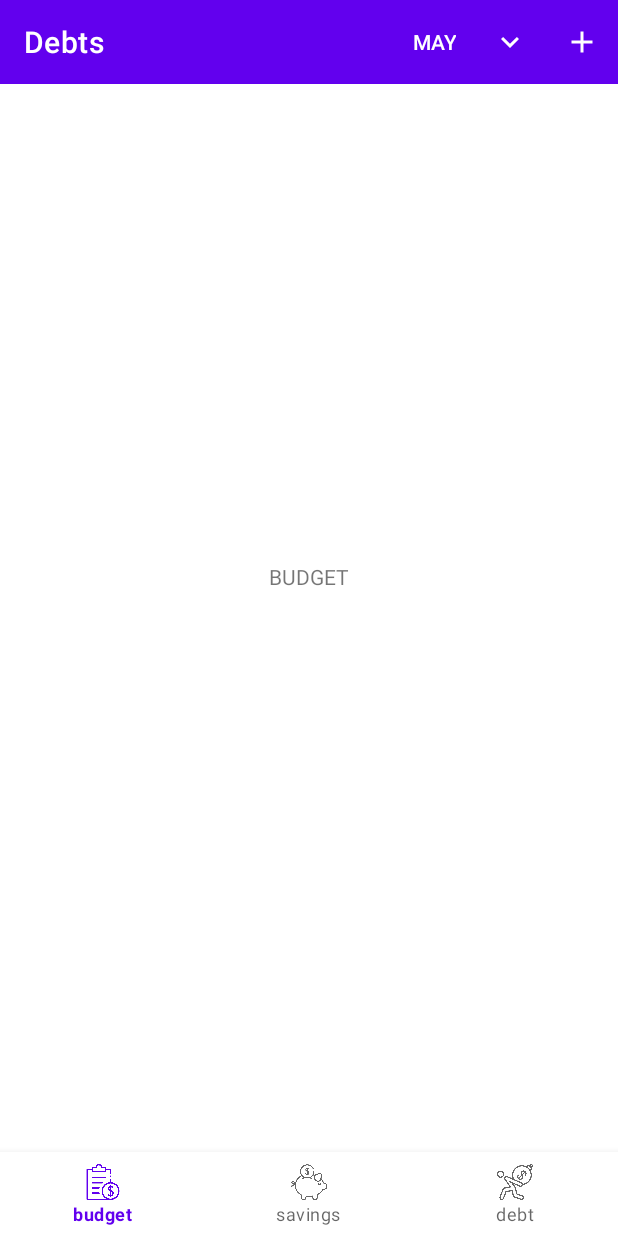
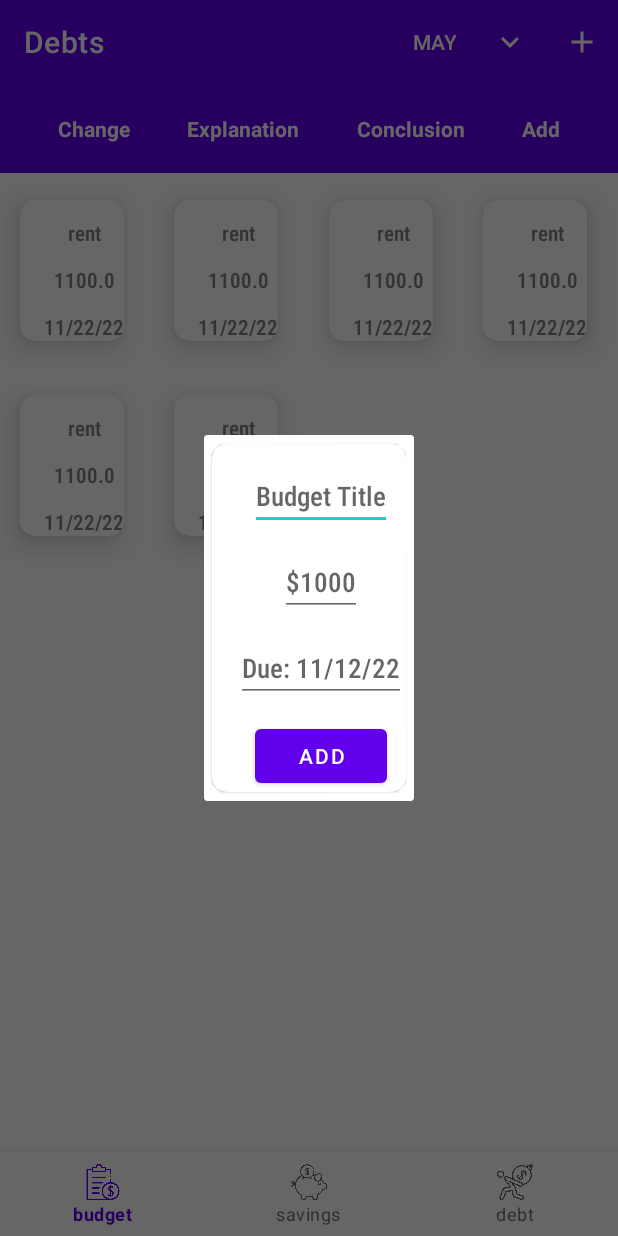
Before and after one commit to caseychr/Earmark, an Android app: the screen it shows after launch (MainActivity), after a tap on "add", on a phone screen of 412 x 824 dp. Run offline under Robolectric (Android 15) with nearby library versions, the phone set to English and light mode, and no system bars; our stand-ins replace Room's generated code; libraries missing offline, so code that uses them is left out: arrow.core, arrow.core.getOrElse, arrow.core.toOption; 1 statement that could not run was skipped; 1 other tap on this screen came first.

Commit message:
Add budget views

```diff
--- a/app/build.gradle
+++ b/app/build.gradle
@@ -49,7 +49,7 @@ dependencies {
 
     // Dagger
     implementation('com.google.dagger:dagger:2.42')
-    implementation('com.google.dagger:dagger-compiler:2.42')
+    kapt('com.google.dagger:dagger-compiler:2.42')
 
     // Livedata
     implementation 'androidx.lifecycle:lifecycle-extensions:2.2.0'
--- /dev/null
+++ b/app/src/main/java/com/casey/earmark/EarmarkApplication.kt
@@ -0,0 +1,15 @@
+package com.casey.earmark
+
+import android.app.Application
+import com.casey.earmark.di.AppComponent
+import com.casey.earmark.di.DaggerAppComponent
+
+class EarmarkApplication : Application() {
+
+    lateinit var appComponent: AppComponent
+
+    override fun onCreate() {
+        super.onCreate()
+        appComponent = DaggerAppComponent.builder().application(this).build()
+    }
+}
--- /dev/null
+++ b/app/src/main/java/com/casey/earmark/di/AppComponent.kt
@@ -0,0 +1,18 @@
+package com.casey.earmark.di
+
+import android.app.Application
+import dagger.BindsInstance
+import dagger.Component
+import javax.inject.Singleton
+
+@Singleton
+@Component()
+interface AppComponent {
+
+    @Component.Builder
+    interface Builder {
+        @BindsInstance
+        fun application(application: Application): Builder
+        fun build(): AppComponent
+    }
+}
--- /dev/null
+++ b/app/src/main/java/com/casey/earmark/model/BudgetItem.kt
@@ -0,0 +1,13 @@
+package com.casey.earmark.model
+
+import androidx.room.Entity
+import androidx.room.PrimaryKey
+
+@Entity(tableName = "budget")
+data class BudgetItem(
+    @PrimaryKey(autoGenerate = true)
+    val id: Int? = null,
+    val budgetTitle: String,
+    val amount: Double,
+    val dueDate: String
+)
--- a/app/src/main/java/com/casey/earmark/persistence/BudgetDao.kt
+++ b/app/src/main/java/com/casey/earmark/persistence/BudgetDao.kt
@@ -1,7 +1,16 @@
 package com.casey.earmark.persistence
 
 import androidx.room.Dao
+import androidx.room.Insert
+import androidx.room.Query
+import com.casey.earmark.model.BudgetItem
 
 @Dao
 interface BudgetDao {
+
+    @Query("SELECT * FROM budget")
+    fun fetchAllBudget(): List<BudgetItem>
+
+    @Insert
+    fun createBudgetItem(budgetItem: BudgetItem)
 }
--- a/app/src/main/java/com/casey/earmark/persistence/EarmarkDatabase.kt
+++ b/app/src/main/java/com/casey/earmark/persistence/EarmarkDatabase.kt
@@ -4,10 +4,11 @@ import android.content.Context
 import androidx.room.Database
 import androidx.room.Room
 import androidx.room.RoomDatabase
+import com.casey.earmark.model.BudgetItem
 import com.casey.earmark.model.DebtItem
 import com.casey.earmark.model.SavingsItem
 
-@Database(entities = [DebtItem::class, SavingsItem::class], version = 1)
+@Database(entities = [DebtItem::class, SavingsItem::class, BudgetItem::class], version = 1)
 abstract class EarmarkDatabase : RoomDatabase() {
     abstract fun debtDao(): DebtDao
     abstract fun savingsDao(): SavingsDao
@@ -19,8 +20,7 @@ abstract class EarmarkDatabase : RoomDatabase() {
         fun db(context: Context): EarmarkDatabase {
             return Room.databaseBuilder(
                 context, EarmarkDatabase::class.java, DATABASE_NAME
-            )
-                .build()
+            ).build()
         }
     }
 }
--- /dev/null
+++ b/app/src/main/java/com/casey/earmark/repos/BudgetRepository.kt
@@ -0,0 +1,16 @@
+package com.casey.earmark.repos
+
+import com.casey.earmark.Resource
+import com.casey.earmark.model.BudgetItem
+import com.casey.earmark.persistence.BudgetDao
+
+class BudgetRepository(val budgetDao: BudgetDao) {
+
+    suspend fun fetchBudget(): Resource<List<BudgetItem>> {
+        return Resource.Success(budgetDao.fetchAllBudget())
+    }
+
+    fun createBudget(budgetItem: BudgetItem) {
+        budgetDao.createBudgetItem(budgetItem)
+    }
+}
--- /dev/null
+++ b/app/src/main/java/com/casey/earmark/view/AddBudgetFragment.kt
@@ -0,0 +1,17 @@
+package com.casey.earmark.view
+
+import android.os.Bundle
+import android.view.LayoutInflater
+import android.view.View
+import android.view.ViewGroup
+import androidx.fragment.app.DialogFragment
+import com.casey.earmark.R
+
+class AddBudgetFragment : DialogFragment() {
+
+    override fun onCreateView(
+        inflater: LayoutInflater,
+        container: ViewGroup?,
+        savedInstanceState: Bundle?
+    ): View = inflater.inflate(R.layout.fragment_add_budget_dialog, container, false)
+}
--- /dev/null
+++ b/app/src/main/java/com/casey/earmark/view/BudgetAdapter.kt
@@ -0,0 +1,31 @@
+package com.casey.earmark.view
+
+import android.view.LayoutInflater
+import android.view.View
+import android.view.ViewGroup
+import android.widget.TextView
+import androidx.recyclerview.widget.RecyclerView
+import com.casey.earmark.R
+import com.casey.earmark.model.BudgetItem
+
+class BudgetAdapter(val list: List<BudgetItem>) : RecyclerView.Adapter<BudgetAdapter.ViewHolder>() {
+
+    class ViewHolder(itemView: View) : RecyclerView.ViewHolder(itemView) {
+        val budgetTitle: TextView = itemView.findViewById(R.id.budgetTitle)
+        val budgetAmount: TextView = itemView.findViewById(R.id.budgetAmount)
+        val dueDate: TextView = itemView.findViewById(R.id.budgetDueDate)
+    }
+
+    override fun onCreateViewHolder(parent: ViewGroup, viewType: Int): ViewHolder =
+        ViewHolder(LayoutInflater.from(parent.context).inflate(R.layout.list_item_budget, parent, false))
+
+    override fun onBindViewHolder(holder: ViewHolder, position: Int) {
+        holder.apply {
+            budgetTitle.text = list[position].budgetTitle
+            budgetAmount.text = list[position].amount.toString()
+            dueDate.text = "11/22/22"
+        }
+    }
+
+    override fun getItemCount(): Int = list.size
+}
--- a/app/src/main/java/com/casey/earmark/view/BudgetFragment.kt
+++ b/app/src/main/java/com/casey/earmark/view/BudgetFragment.kt
@@ -1,17 +1,102 @@
 package com.casey.earmark.view
 
 import android.os.Bundle
+import android.util.Log
 import android.view.LayoutInflater
 import android.view.View
 import android.view.ViewGroup
+import android.widget.Toast
+import androidx.constraintlayout.widget.ConstraintLayout
+import androidx.core.view.isVisible
 import androidx.fragment.app.Fragment
+import androidx.lifecycle.ViewModelProvider
+import androidx.recyclerview.widget.GridLayoutManager
+import androidx.recyclerview.widget.RecyclerView
 import com.casey.earmark.R
+import com.casey.earmark.ResourceView
+import com.casey.earmark.ResourceViewObserver
+import com.casey.earmark.model.BudgetItem
+import com.casey.earmark.viewmodel.BudgetViewModel
 
 class BudgetFragment : Fragment() {
+
+    lateinit var recyclerView: RecyclerView
+    lateinit var savingsAdapter: BudgetAdapter
+    lateinit var appToolbar: AppToolbar
+    lateinit var submenuLayout: ConstraintLayout
+
+    lateinit var viewModel: BudgetViewModel
 
     override fun onCreateView(
         inflater: LayoutInflater,
         container: ViewGroup?,
         savedInstanceState: Bundle?
     ): View = inflater.inflate(R.layout.fragment_budget, container, false)
+
+    override fun onViewCreated(view: View, savedInstanceState: Bundle?) {
+        super.onViewCreated(view, savedInstanceState)
+        viewModel = ViewModelProvider(this@BudgetFragment)[BudgetViewModel::class.java].apply {
+            budgetLiveData.observe(viewLifecycleOwner, ResourceViewObserver(fetchBudgetResourceView))
+        }
+
+        recyclerView = view.findViewById(R.id.recyclerView)
+        submenuLayout = view.findViewById(R.id.submenuLayout)
+        appToolbar = view.findViewById(R.id.toolbar)
+        appToolbar.setListeners {
+            when (it.itemId) {
+                R.id.menuAdd -> {
+                    AddBudgetFragment().show(parentFragmentManager, null)
+                    /*parentFragmentManager.beginTransaction()
+                        .replace(R.id.container, AddBudgetFragment())
+                        .commit()*/
+                }
+                R.id.menuMoreOptions -> {
+                    if (submenuLayout.isVisible) {
+                        submenuLayout.visibility = View.GONE
+                    } else {
+                        submenuLayout.visibility = View.VISIBLE
+                    }
+                }
+            }
+            true
+        }
+    }
+
+    override fun onResume() {
+        super.onResume()
+        viewModel.fetchBudget()
+    }
+
+    private val fetchBudgetResourceView = object : ResourceView<List<BudgetItem>> {
+        override fun showData(data: List<BudgetItem>) {
+            recyclerView.apply {
+                savingsAdapter = BudgetAdapter(mockList())
+                layoutManager = GridLayoutManager(this@BudgetFragment.requireContext(), 4)
+                adapter = savingsAdapter
+            }
+        }
+
+        override fun showLoading(isLoading: Boolean) {
+        }
+
+        override fun showError(error: Throwable) {
+            Log.w("BudgetFragment: ", "${error.message}")
+            error.printStackTrace()
+            Toast.makeText(requireContext(), "Error: ${error.localizedMessage}", Toast.LENGTH_SHORT)
+                .show()
+        }
+
+    }
 }
+
+fun mockList(): List<BudgetItem> {
+    val newItem = BudgetItem(0,"rent", 1100.00, "11/22/22")
+    val list = mutableListOf<BudgetItem>()
+    list.add(newItem)
+    list.add(newItem)
+    list.add(newItem)
+    list.add(newItem)
+    list.add(newItem)
+    list.add(newItem)
+    return list
+}
--- a/app/src/main/java/com/casey/earmark/viewmodel/BudgetViewModel.kt
+++ b/app/src/main/java/com/casey/earmark/viewmodel/BudgetViewModel.kt
@@ -1,6 +1,32 @@
 package com.casey.earmark.viewmodel
 
-import androidx.lifecycle.ViewModel
+import android.app.Application
+import androidx.lifecycle.AndroidViewModel
+import androidx.lifecycle.MutableLiveData
+import com.casey.earmark.Resource
+import com.casey.earmark.model.BudgetItem
+import com.casey.earmark.persistence.EarmarkDatabase
+import com.casey.earmark.repos.BudgetRepository
+import kotlinx.coroutines.CoroutineScope
+import kotlinx.coroutines.Dispatchers
+import kotlinx.coroutines.launch
 
-class BudgetViewModel : ViewModel() {
+class BudgetViewModel(application: Application) : AndroidViewModel(application) {
+    val repo: BudgetRepository = BudgetRepository(
+        budgetDao = EarmarkDatabase.db(application.applicationContext).budgetDao()
+    )
+
+    val budgetLiveData = MutableLiveData<Resource<List<BudgetItem>>>()
+
+    fun fetchBudget() {
+        CoroutineScope(Dispatchers.Default).launch {
+            budgetLiveData.postValue(repo.fetchBudget())
+        }
+    }
+
+    fun createBudgetItem(budgetItem: BudgetItem) {
+        CoroutineScope(Dispatchers.Default).launch {
+            repo.budgetDao.createBudgetItem(budgetItem)
+        }
+    }
 }
--- /dev/null
+++ b/app/src/main/res/layout/fragment_add_budget_dialog.xml
@@ -0,0 +1,62 @@
+<?xml version="1.0" encoding="utf-8"?>
+<com.google.android.material.card.MaterialCardView xmlns:android="http://schemas.android.com/apk/res/android"
+    xmlns:app="http://schemas.android.com/apk/res-auto"
+    app:cardCornerRadius="10dp"
+    android:layout_width="match_parent"
+    android:layout_height="match_parent"
+    app:cardUseCompatPadding="true">
+
+    <androidx.constraintlayout.widget.ConstraintLayout
+        android:layout_width="match_parent"
+        android:layout_height="match_parent">
+
+        <com.google.android.material.textfield.TextInputEditText
+            android:id="@+id/budgetTitle"
+            android:layout_width="wrap_content"
+            android:layout_height="wrap_content"
+            android:hint="Budget Title"
+            style="@style/DebtCardStyle"
+            android:layout_marginTop="12dp"
+            android:layout_marginStart="16dp"
+            app:layout_constraintStart_toStartOf="parent"
+            app:layout_constraintEnd_toEndOf="parent"
+            app:layout_constraintTop_toTopOf="parent" />
+
+        <com.google.android.material.textfield.TextInputEditText
+            android:id="@+id/budgetAmount"
+            android:layout_width="wrap_content"
+            android:layout_height="wrap_content"
+            android:hint="$1000"
+            style="@style/DebtCardStyle"
+            android:layout_marginTop="12dp"
+            android:layout_marginStart="16dp"
+            app:layout_constraintStart_toStartOf="parent"
+            app:layout_constraintEnd_toEndOf="parent"
+            app:layout_constraintTop_toBottomOf="@id/budgetTitle" />
+
+        <com.google.android.material.textfield.TextInputEditText
+            android:id="@+id/budgetDueDate"
+            android:layout_width="wrap_content"
+            android:layout_height="wrap_content"
+            android:hint="Due: 11/12/22"
+            style="@style/DebtCardStyle"
+            android:layout_marginTop="12dp"
+            android:layout_marginStart="16dp"
+            app:layout_constraintStart_toStartOf="parent"
+            app:layout_constraintEnd_toEndOf="parent"
+            app:layout_constraintTop_toBottomOf="@id/budgetAmount" />
+
+        <Button
+            android:layout_width="wrap_content"
+            android:layout_height="wrap_content"
+            android:layout_marginTop="12dp"
+            android:layout_marginStart="16dp"
+            android:text="Add"
+            app:layout_constraintStart_toStartOf="parent"
+            app:layout_constraintEnd_toEndOf="parent"
+            app:layout_constraintTop_toBottomOf="@id/budgetDueDate"/>
+
+
+    </androidx.constraintlayout.widget.ConstraintLayout>
+
+</com.google.android.material.card.MaterialCardView>
--- a/app/src/main/res/layout/fragment_budget.xml
+++ b/app/src/main/res/layout/fragment_budget.xml
@@ -13,13 +13,12 @@
         app:layout_constraintEnd_toEndOf="parent"
         app:title="Budget"/>
 
-    <TextView
-        android:layout_width="wrap_content"
+    <androidx.recyclerview.widget.RecyclerView
+        android:id="@+id/recyclerView"
+        android:layout_width="match_parent"
         android:layout_height="wrap_content"
-        android:text="BUDGET"
-        app:layout_constraintBottom_toBottomOf="parent"
-        app:layout_constraintLeft_toLeftOf="parent"
-        app:layout_constraintRight_toRightOf="parent"
-        app:layout_constraintTop_toTopOf="parent" />
+        app:layout_constraintEnd_toEndOf="parent"
+        app:layout_constraintStart_toStartOf="parent"
+        app:layout_constraintTop_toBottomOf="@id/toolbar" />
 
 </androidx.constraintlayout.widget.ConstraintLayout>
--- /dev/null
+++ b/app/src/main/res/layout/list_item_budget.xml
@@ -0,0 +1,53 @@
+<?xml version="1.0" encoding="utf-8"?>
+<com.google.android.material.card.MaterialCardView xmlns:android="http://schemas.android.com/apk/res/android"
+    xmlns:app="http://schemas.android.com/apk/res-auto"
+    app:cardCornerRadius="10dp"
+    app:cardElevation="10dp"
+    android:layout_width="wrap_content"
+    android:layout_height="wrap_content"
+    app:cardUseCompatPadding="true">
+
+    <androidx.constraintlayout.widget.ConstraintLayout
+        android:layout_width="match_parent"
+        android:layout_height="match_parent">
+
+        <TextView
+            android:id="@+id/budgetTitle"
+            android:layout_width="wrap_content"
+            android:layout_height="wrap_content"
+            android:text="Debt Name"
+            style="@style/DebtCardStyle"
+            android:layout_marginTop="12dp"
+            android:layout_marginStart="16dp"
+            app:layout_constraintStart_toStartOf="parent"
+            app:layout_constraintEnd_toEndOf="parent"
+            app:layout_constraintTop_toTopOf="parent" />
+
+        <TextView
+            android:id="@+id/budgetAmount"
+            android:layout_width="wrap_content"
+            android:layout_height="wrap_content"
+            android:text="$1000"
+            style="@style/DebtCardStyle"
+            android:layout_marginTop="12dp"
+            android:layout_marginStart="16dp"
+            app:layout_constraintStart_toStartOf="parent"
+            app:layout_constraintEnd_toEndOf="parent"
+            app:layout_constraintTop_toBottomOf="@id/budgetTitle" />
+
+        <TextView
+            android:id="@+id/budgetDueDate"
+            android:layout_width="wrap_content"
+            android:layout_height="wrap_content"
+            android:text="Due: 11/12/22"
+            style="@style/DebtCardStyle"
+            android:layout_marginTop="12dp"
+            android:layout_marginStart="16dp"
+            app:layout_constraintStart_toStartOf="parent"
+            app:layout_constraintEnd_toEndOf="parent"
+            app:layout_constraintTop_toBottomOf="@id/budgetAmount" />
+
+
+    </androidx.constraintlayout.widget.ConstraintLayout>
+
+</com.google.android.material.card.MaterialCardView>
--- a/app/src/main/res/layout/list_item_debt.xml
+++ b/app/src/main/res/layout/list_item_debt.xml
@@ -16,6 +16,7 @@
             android:layout_width="wrap_content"
             android:layout_height="wrap_content"
             android:text="Debt Name"
+            style="@style/DebtCardStyle"
             android:layout_marginTop="12dp"
             android:layout_marginStart="16dp"
             app:layout_constraintStart_toStartOf="parent"
@@ -26,6 +27,7 @@
             android:layout_width="wrap_content"
             android:layout_height="wrap_content"
             android:text="Months Left: 30"
+            style="@style/DebtCardStyle"
             android:layout_marginTop="12dp"
             android:layout_marginEnd="16dp"
             app:layout_constraintEnd_toStartOf="@id/debtActionChange"
@@ -36,6 +38,7 @@
             android:layout_width="wrap_content"
             android:layout_height="wrap_content"
             android:text="Change"
+            style="@style/DebtCardStyle"
             android:textAllCaps="true"
             android:layout_marginTop="16dp"
             android:layout_marginEnd="16dp"
@@ -47,6 +50,7 @@
             android:layout_width="wrap_content"
             android:layout_height="wrap_content"
             android:text="Payoff Date: 11/23/22"
+            style="@style/DebtCardStyle"
             android:layout_marginTop="12dp"
             android:layout_marginStart="16dp"
             app:layout_constraintStart_toStartOf="parent"
@@ -57,6 +61,7 @@
             android:layout_width="wrap_content"
             android:layout_height="wrap_content"
             android:text="Principal: $1324"
+            style="@style/DebtCardStyle"
             android:layout_marginTop="12dp"
             android:layout_marginStart="16dp"
             app:layout_constraintStart_toStartOf="parent"
@@ -67,6 +72,7 @@
             android:layout_width="wrap_content"
             android:layout_height="wrap_content"
             android:text="Interest: $13"
+            style="@style/DebtCardStyle"
             android:layout_marginTop="12dp"
             android:layout_marginStart="16dp"
             app:layout_constraintStart_toEndOf="@id/principalAmount"
@@ -77,6 +83,7 @@
             android:layout_width="wrap_content"
             android:layout_height="wrap_content"
             android:text="Extra"
+            style="@style/DebtCardStyle"
             android:textAllCaps="true"
             android:layout_marginTop="12dp"
             android:layout_marginEnd="16dp"
@@ -88,6 +95,7 @@
             android:layout_width="wrap_content"
             android:layout_height="wrap_content"
             android:text="Compound"
+            style="@style/DebtCardStyle"
             android:layout_marginTop="12dp"
             android:layout_marginStart="16dp"
             app:layout_constraintStart_toStartOf="parent"
--- /dev/null
+++ b/app/src/main/res/values/styles.xml
@@ -0,0 +1,7 @@
+<?xml version="1.0" encoding="utf-8"?>
+<resources>
+    <style name="DebtCardStyle">
+        <item name="android:fontFamily">sans-serif-condensed-medium</item>
+        <item name="android:textColor">#808080</item>
+    </style>
+</resources>
```
